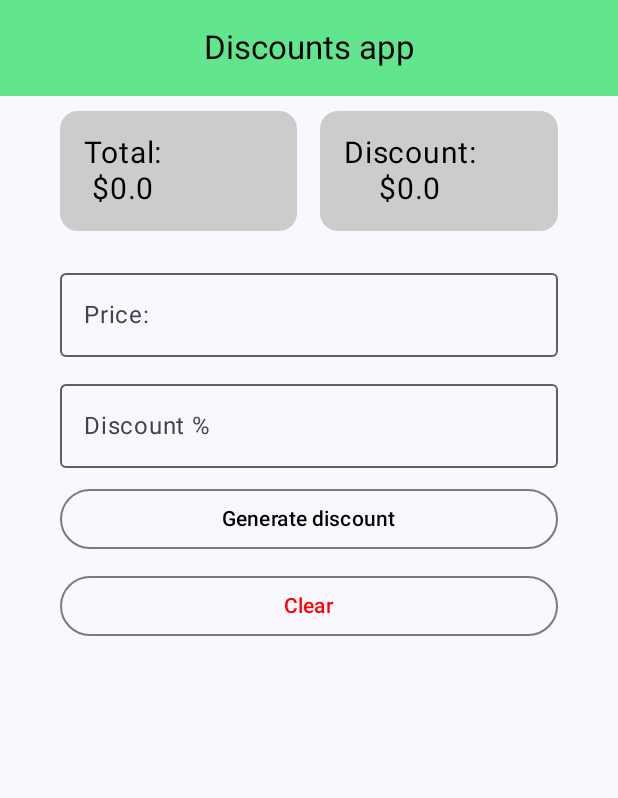
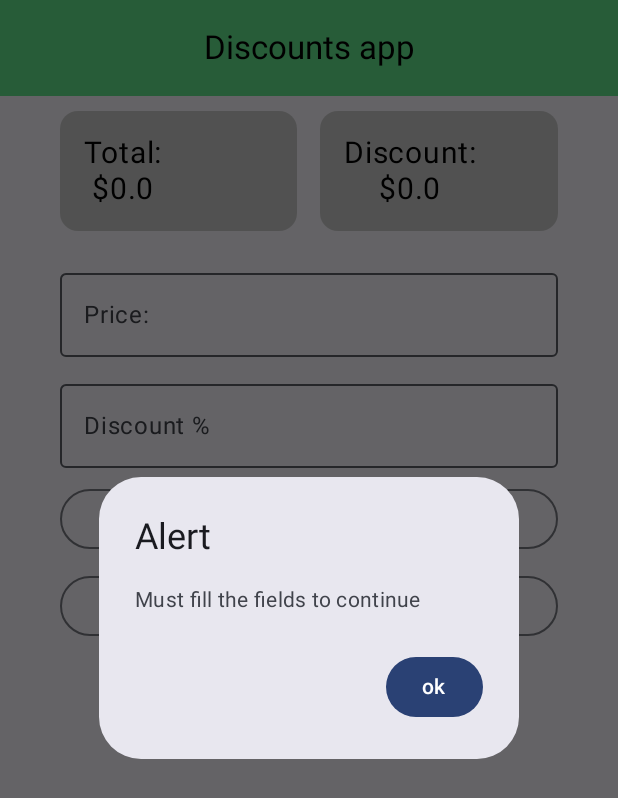
Before and after one commit to jamirou/DiscountsApp, an Android app built with Jetpack Compose: the screen it shows after launch (MainActivity), after a tap on "Generate discount", on a phone screen of 412 x 824 dp. Shown: the top 798 px of the screen. Run offline under Robolectric (Android 15) with nearby library versions, the light colour scheme and no system bars.

Commit message:
added an alert when the fields are not filled out.

```diff
--- a/app/src/main/java/com/jamirodev/discountsapp/components/BodyComponents.kt
+++ b/app/src/main/java/com/jamirodev/discountsapp/components/BodyComponents.kt
@@ -6,6 +6,8 @@ import androidx.compose.foundation.layout.height
 import androidx.compose.foundation.layout.padding
 import androidx.compose.foundation.layout.width
 import androidx.compose.foundation.text.KeyboardOptions
+import androidx.compose.material3.AlertDialog
+import androidx.compose.material3.Button
 import androidx.compose.material3.ButtonDefaults
 import androidx.compose.material3.ExperimentalMaterial3Api
 import androidx.compose.material3.MaterialTheme
@@ -25,7 +27,7 @@ fun SpaceH(size: Dp = 10.dp) {
 }
 
 @Composable
-fun SpaceW(size: Dp =5.dp) {
+fun SpaceW(size: Dp = 5.dp) {
     Spacer(modifier = Modifier.width(size))
 }
 
@@ -44,8 +46,13 @@ fun MainTextField(value: String, onValueChange: (String) -> Unit, label: String)
 }
 
 @Composable
-fun MainButton(text: String, color: Color = MaterialTheme.colorScheme.primary, onClick: () -> Unit) {
-    OutlinedButton(onClick = onClick, colors = ButtonDefaults.outlinedButtonColors(
+fun MainButton(
+    text: String,
+    color: Color = MaterialTheme.colorScheme.primary,
+    onClick: () -> Unit
+) {
+    OutlinedButton(
+        onClick = onClick, colors = ButtonDefaults.outlinedButtonColors(
             contentColor = color,
             containerColor = Color.Transparent
         ),
@@ -56,3 +63,23 @@ fun MainButton(text: String, color: Color = MaterialTheme.colorScheme.primary, o
         Text(text = text)
     }
 }
+
+@Composable
+fun Alert(
+    title: String,
+    message: String,
+    confirmText: String,
+    onConfirmClick: () -> Unit,
+    onDismissClick: () -> Unit
+) {
+    AlertDialog(
+        onDismissRequest = onDismissClick,
+        title = { Text(text = title) },
+        text = { Text(text = message) },
+        confirmButton = {
+            Button(onClick = { onConfirmClick() }) {
+                Text(text = confirmText)
+            }
+        }
+    )
+}
--- a/app/src/main/java/com/jamirodev/discountsapp/views/HomeView.kt
+++ b/app/src/main/java/com/jamirodev/discountsapp/views/HomeView.kt
@@ -1,13 +1,11 @@
 package com.jamirodev.discountsapp.views
 
-import androidx.compose.foundation.layout.Arrangement
 import androidx.compose.foundation.layout.Column
 import androidx.compose.foundation.layout.PaddingValues
 import androidx.compose.foundation.layout.fillMaxSize
 import androidx.compose.foundation.layout.padding
 import androidx.compose.material3.CenterAlignedTopAppBar
 import androidx.compose.material3.ExperimentalMaterial3Api
-import androidx.compose.material3.MaterialTheme
 import androidx.compose.material3.Scaffold
 import androidx.compose.material3.Text
 import androidx.compose.material3.TopAppBarDefaults
@@ -20,6 +18,7 @@ import androidx.compose.ui.Alignment
 import androidx.compose.ui.Modifier
 import androidx.compose.ui.graphics.Color
 import androidx.compose.ui.unit.dp
+import com.jamirodev.discountsapp.components.Alert
 import com.jamirodev.discountsapp.components.Cards
 import com.jamirodev.discountsapp.components.MainButton
 import com.jamirodev.discountsapp.components.MainTextField
@@ -55,12 +54,13 @@ fun ContentHomeView(paddingValues: PaddingValues) {
         var discount by remember { mutableStateOf("") }
         var priceDiscount by remember { mutableStateOf(0.0) }
         var totalDiscount by remember { mutableStateOf(0.0) }
+        var showAlert by remember { mutableStateOf(false) }
 
         Cards(
             title1 = "Total:",
-            number1 = totalDiscount.toDouble(),
+            number1 = totalDiscount,
             title2 = "Discount:",
-            number2 = priceDiscount.toDouble())
+            number2 = priceDiscount)
 
         SpaceH(20.dp)
         MainTextField(value = price, onValueChange = { price = it }, label = "Price:")
@@ -68,8 +68,12 @@ fun ContentHomeView(paddingValues: PaddingValues) {
         MainTextField(value = discount, onValueChange = { discount = it }, label = "Discount %")
         SpaceH(10.dp)
         MainButton(text = "Generate discount", color = Color.Black) {
-            priceDiscount = priceCalc(price.toDouble(), discount.toDouble())
-            totalDiscount = discountCalc(price.toDouble(), discount.toDouble())
+            if (price != "" && discount != ""){
+                priceDiscount = priceCalc(price.toDouble(), discount.toDouble())
+                totalDiscount = discountCalc(price.toDouble(), discount.toDouble())
+            }else {
+                showAlert = true
+            }
         }
         SpaceH()
         MainButton(text = "Clear", color = Color.Red) {
@@ -77,6 +81,13 @@ fun ContentHomeView(paddingValues: PaddingValues) {
             discount = ""
             priceDiscount = 0.0
             totalDiscount = 0.0
+        }
+
+        if (showAlert) {
+            Alert(title = "Alert",
+                message = "Must fill the fields to continue",
+                confirmText = "ok",
+                onConfirmClick = { showAlert = false }) { }
         }
     }
 }
```
Lines whose indentation alone changed are shown as unchanged.
